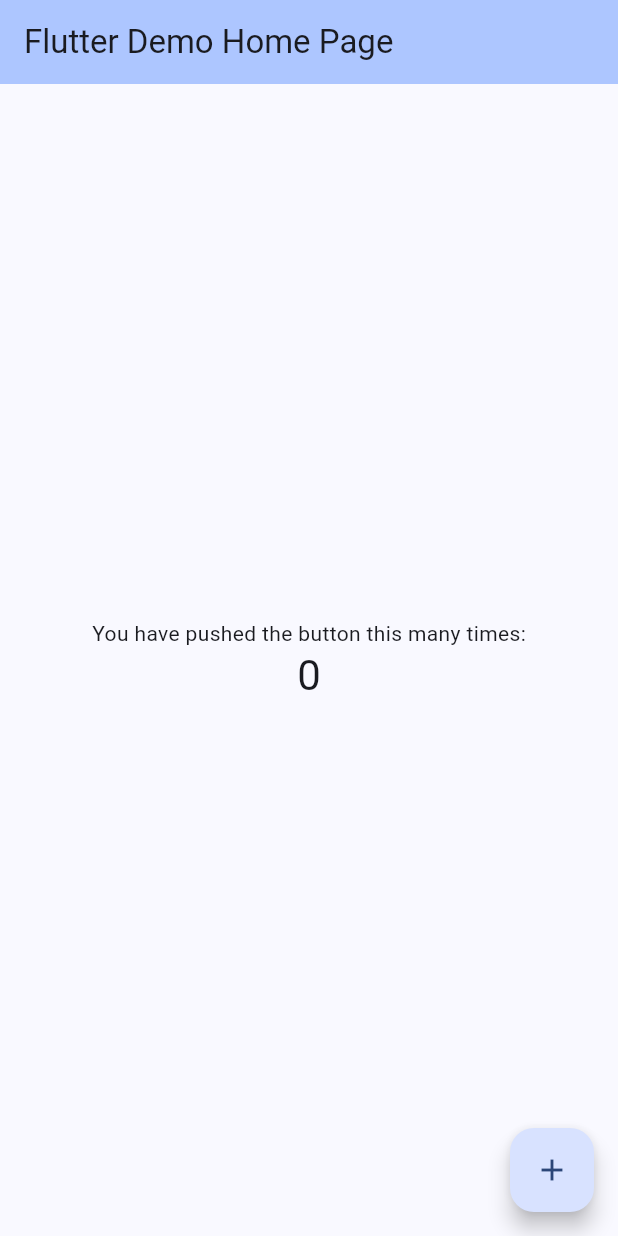
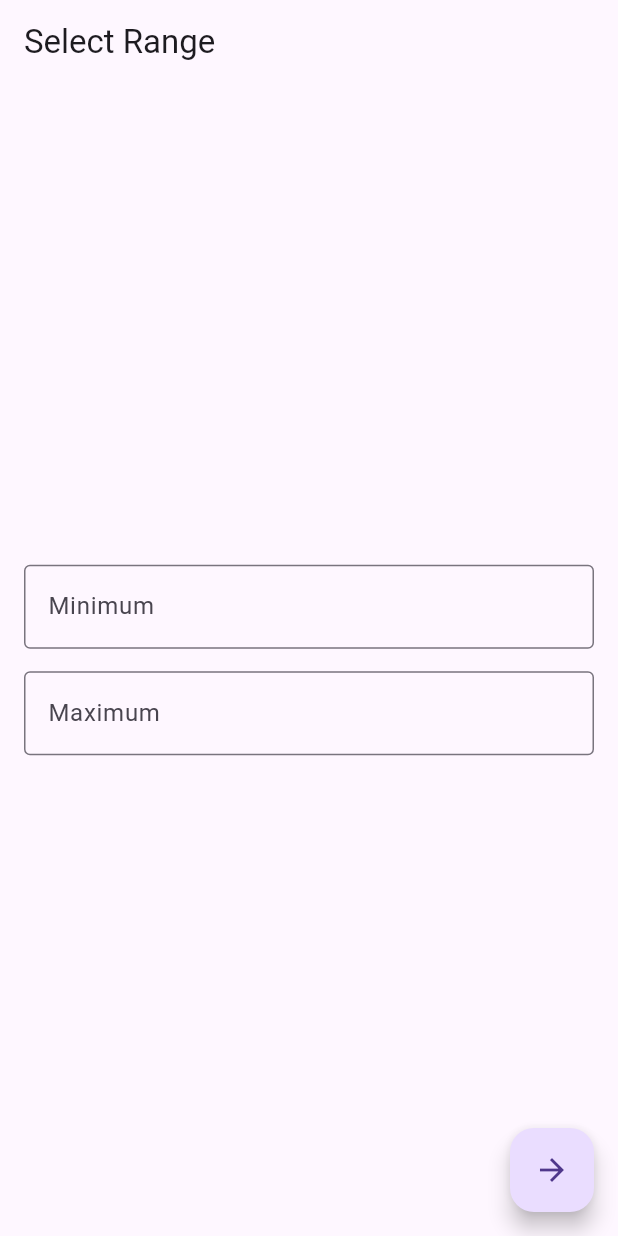
Before and after one commit to leoCardosoDev/flutter_foundations_reso, a Flutter app: the screen it shows after launch, on a phone screen of 412 x 824 dp. Run offline on Flutter 3.47's test engine with Material 3 defaults, Android fonts, the phone set to English and light mode, and no system bars.

Commit message:
feat: add screen page

```diff
--- a/lib/main.dart
+++ b/lib/main.dart
@@ -1,65 +1,19 @@
 import 'package:flutter/material.dart';
 
+import 'range_selector_page.dart';
+
 void main() {
-  runApp(const MyApp());
+  runApp(const AppWidget());
 }
 
-class MyApp extends StatelessWidget {
-  const MyApp({super.key});
+class AppWidget extends StatelessWidget {
+  const AppWidget({super.key});
   @override
   Widget build(BuildContext context) {
-    return MaterialApp(
-      title: 'Flutter Demo',
-      theme: ThemeData(
-        colorScheme: ColorScheme.fromSeed(seedColor: Colors.blueAccent),
-        useMaterial3: true,
-      ),
-      home: const MyHomePage(title: 'Flutter Demo Home Page'),
+    return const MaterialApp(
+      title: 'Randomizer',
+      debugShowCheckedModeBanner: false,
+      home: RandomSelectorPage(),
     );
   }
 }
-
-class MyHomePage extends StatefulWidget {
-  const MyHomePage({super.key, required this.title});
-  final String title;
-  @override
-  State<MyHomePage> createState() => _MyHomePageState();
-}
-
-class _MyHomePageState extends State<MyHomePage> {
-  int _counter = 0;
-  void _incrementCounter() {
-    setState(() {
-      _counter++;
-    });
-  }
-
-  @override
-  Widget build(BuildContext context) {
-    return Scaffold(
-      appBar: AppBar(
-        backgroundColor: Theme.of(context).colorScheme.inversePrimary,
-        title: Text(widget.title),
-      ),
-      body: Center(
-        child: Column(
-          mainAxisAlignment: MainAxisAlignment.center,
-          children: <Widget>[
-            const Text(
-              'You have pushed the button this many times:',
-            ),
-            Text(
-              '$_counter',
-              style: Theme.of(context).textTheme.headlineMedium,
-            ),
-          ],
-        ),
-      ),
-      floatingActionButton: FloatingActionButton(
-        onPressed: _incrementCounter,
-        tooltip: 'Increment',
-        child: const Icon(Icons.add),
-      ),
-    );
-  }
-}
--- /dev/null
+++ b/lib/range_selector_page.dart
@@ -0,0 +1,53 @@
+import 'package:flutter/material.dart';
+
+class RandomSelectorPage extends StatefulWidget {
+  const RandomSelectorPage({super.key});
+  @override
+  State<RandomSelectorPage> createState() => _RandomSelectorPageState();
+}
+
+class _RandomSelectorPageState extends State<RandomSelectorPage> {
+  @override
+  Widget build(BuildContext context) {
+    return Scaffold(
+      appBar: AppBar(
+        title: const Text("Select Range"),
+      ),
+      body: Form(
+        child: Padding(
+          padding: const EdgeInsets.all(16),
+          child: Column(
+            mainAxisAlignment: MainAxisAlignment.center,
+            children: [
+              TextFormField(
+                decoration: const InputDecoration(
+                  border: OutlineInputBorder(),
+                  labelText: 'Minimum',
+                ),
+                keyboardType: const TextInputType.numberWithOptions(
+                  decimal: false,
+                  signed: true,
+                ),
+              ),
+              const SizedBox(height: 15),
+              TextFormField(
+                decoration: const InputDecoration(
+                  border: OutlineInputBorder(),
+                  labelText: 'Maximum',
+                ),
+                keyboardType: const TextInputType.numberWithOptions(
+                  decimal: false,
+                  signed: true,
+                ),
+              ),
+            ],
+          ),
+        ),
+      ),
+      floatingActionButton: FloatingActionButton(
+        onPressed: () {},
+        child: const Icon(Icons.arrow_forward),
+      ),
+    );
+  }
+}
```
Also changed, not shown: 1 other file.
